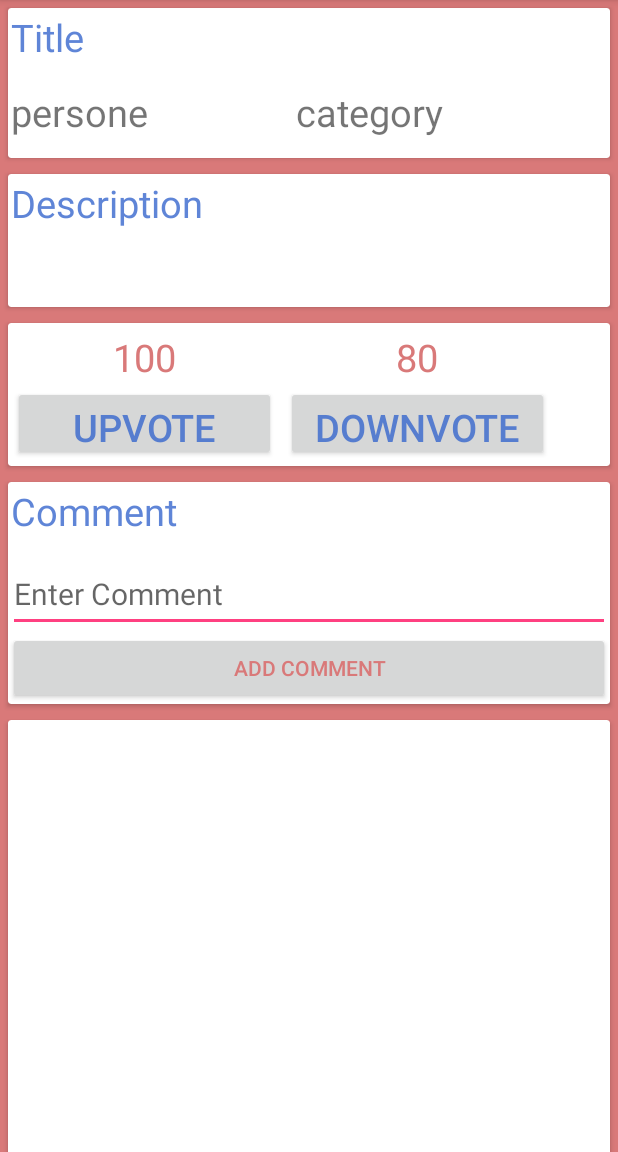
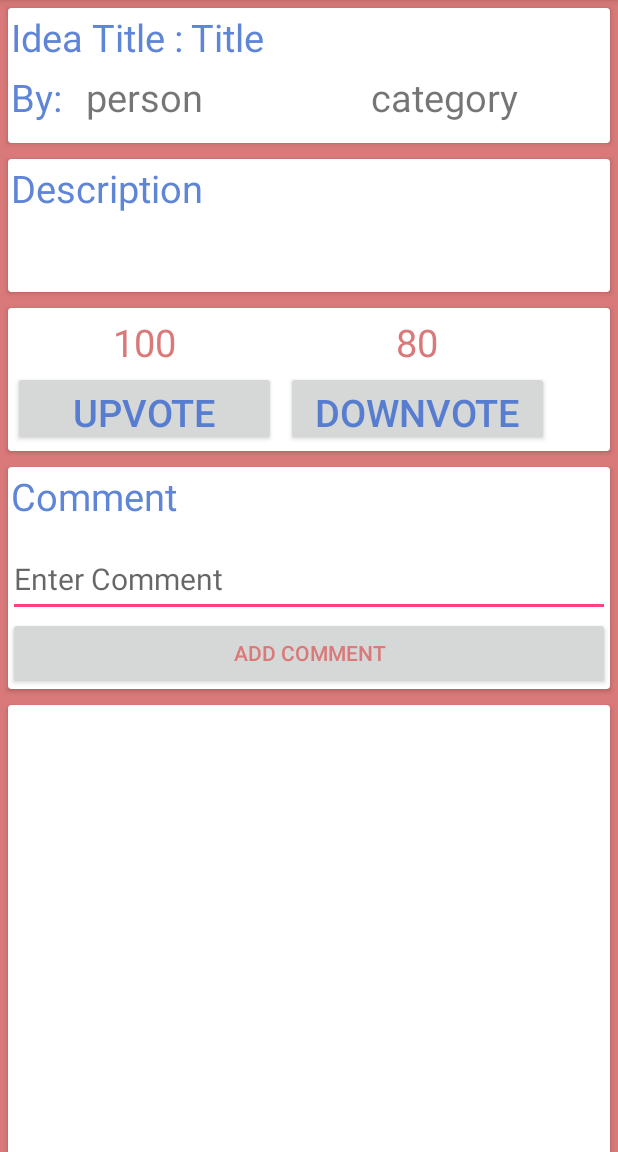
Before and after one commit to skramakant/Vichaar, an Android app: the IdeaDetails screen opened directly, with no data from a screen before it, on a phone screen of 412 x 824 dp, the part 84-1236 px from its top. Run offline under Robolectric (Android 15) with nearby library versions, the phone set to English and light mode, and no system bars; 9 statements that could not run were skipped.

```diff
--- a/app/src/main/res/layout-v17/content_dashboard_drawer.xml
+++ b/app/src/main/res/layout-v17/content_dashboard_drawer.xml
@@ -98,7 +98,7 @@
                     android:layout_height="wrap_content"
 
                     android:gravity="center"
-                    android:text="Ideas"
+                    android:text="Total Ideas"
                     android:textColor="@color/text_view_color"
                     android:textSize="25dp"
                     />
@@ -106,7 +106,7 @@
                     android:id="@+id/ideas_count"
                     android:layout_width="170dp"
                     android:layout_height="wrap_content"
-                    android:textColor="@color/text_view_color"
+                    android:textColor="@color/app_background_color"
                     android:text="0"
                     android:textSize="25dp"
                     android:gravity="center"/>
--- a/app/src/main/res/layout/activity_idea_details.xml
+++ b/app/src/main/res/layout/activity_idea_details.xml
@@ -24,25 +24,49 @@
             android:layout_width="match_parent"
             android:layout_height="wrap_content"
             android:orientation="vertical">
+            <LinearLayout
+                android:layout_width="match_parent"
+                android:layout_height="wrap_content"
+                android:orientation="horizontal">
+                <TextView
+                    android:layout_width="120dp"
+                    android:layout_height="40dp"
+                    android:text="Idea Title : "
+                    android:textSize="25dp"
+                    android:gravity=""
+                    android:padding="2dp"
+                    android:textColor="@color/text_view_color"
+                    />
                 <TextView
                     android:id="@+id/idea_details_title"
                     android:layout_width="match_parent"
-                android:layout_height="50dp"
+                    android:layout_height="40dp"
                     android:text="Title"
                     android:textSize="25dp"
                     android:gravity=""
                     android:padding="2dp"
                     android:textColor="@color/text_view_color"
                     />
+            </LinearLayout>
+
             <LinearLayout
                 android:layout_width="match_parent"
                 android:layout_height="wrap_content"
                 android:orientation="horizontal">
                 <TextView
+                    android:layout_width="50dp"
+                    android:layout_height="50dp"
+                    android:text="By:"
+                    android:textSize="25dp"
+                    android:gravity=""
+                    android:padding="2dp"
+                    android:textColor="@color/text_view_color"
+                    />
+                <TextView
                     android:id="@+id/idea_details_person"
                     android:layout_width="190dp"
-                    android:layout_height="50dp"
-                    android:text="persone"
+                    android:layout_height="40dp"
+                    android:text="person"
                     android:textSize="25dp"
                     android:gravity=""
                     android:padding="2dp"
@@ -50,7 +74,7 @@
                 <TextView
                     android:id="@+id/idea_details_category"
                     android:layout_width="190dp"
-                    android:layout_height="50dp"
+                    android:layout_height="40dp"
                     android:text="category"
                     android:textSize="25dp"
                     android:gravity=""
--- a/app/src/main/res/layout/leader_board_list_item.xml
+++ b/app/src/main/res/layout/leader_board_list_item.xml
@@ -27,6 +27,7 @@
             android:paddingTop="10dp"
             android:paddingLeft="5dp"
             android:text="person "
+            android:textColor="@color/text_view_color"
             android:textSize="30dp"/>
     </LinearLayout>
 
```
Also changed, not shown: app/src/main/java/com/vichaar/vichaar/LeaderBoard.java (+7 -0 lines), app/src/main/java/com/vichaar/vichaar/NewIdeas.java (+18 -3 lines). Lines whose indentation alone changed are shown as unchanged.
